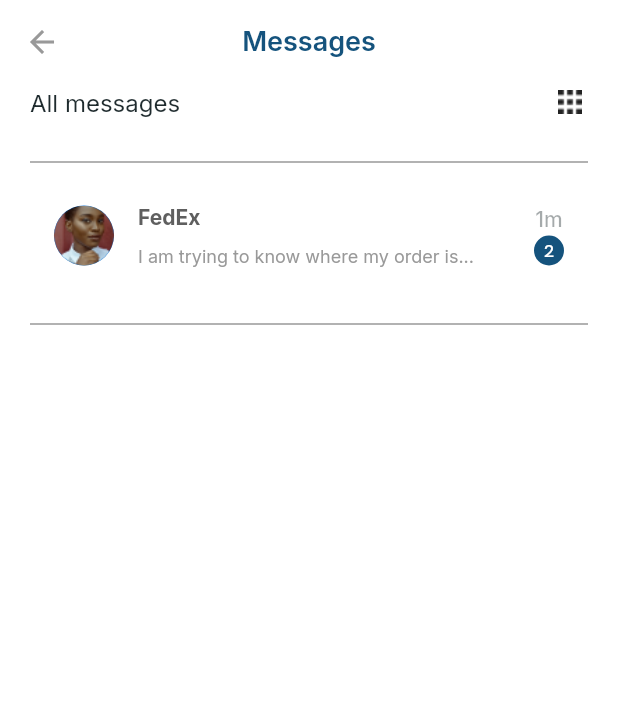
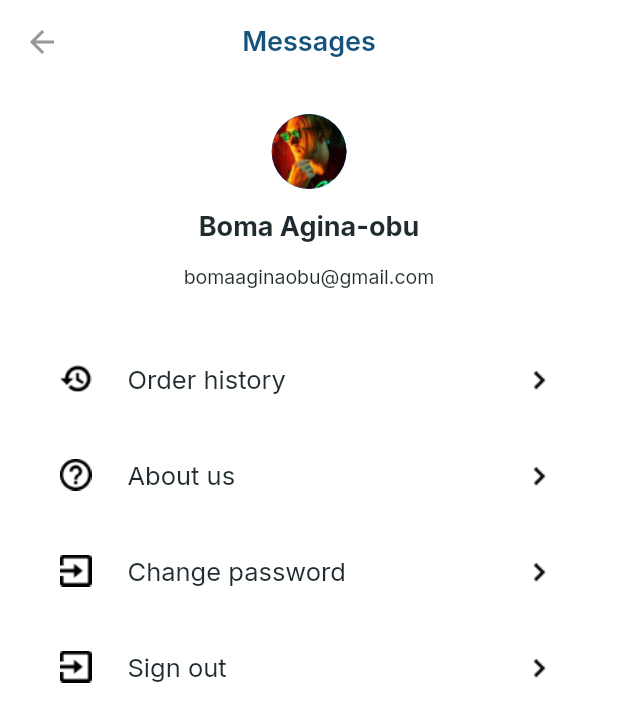
Before and after one commit to JideijeEmeka/agent_app_gig, a Flutter app: the MyAccountView screen opened directly, on a phone screen of 412 x 824 dp. Shown: the top 722 px of the screen. Run offline on Flutter 3.47's test engine with Material 2 defaults, Android fonts, the phone set to English and light mode, and no system bars; our stand-ins replace dotted_border, google_fonts, page_transition.

Commit message:
Add more features

```diff
--- /dev/null
+++ b/lib/helpers/app_bar.dart
@@ -0,0 +1,26 @@
+import 'package:agent_app/helpers/app_colors.dart';
+import 'package:flutter/material.dart';
+import 'package:google_fonts/google_fonts.dart';
+
+customAppBar(
+  BuildContext context,
+  title,
+) {
+  return AppBar(
+    automaticallyImplyLeading: false,
+    backgroundColor: AppColors.whiteColor,
+    title: Text(title),
+    titleTextStyle: GoogleFonts.inter(
+        textStyle: const TextStyle(
+            fontSize: 18,
+            color: AppColors.appBarTextColor,
+            fontWeight: FontWeight.w600,
+            fontStyle: FontStyle.normal)),
+    centerTitle: true,
+    elevation: 0,
+    leading: BackButton(
+      onPressed: () => Navigator.pop(context),
+      color: AppColors.lightGreyColor,
+    ),
+  );
+}
--- a/lib/main.dart
+++ b/lib/main.dart
@@ -1,4 +1,4 @@
-import 'package:agent_app/views/onboarding1_view.dart';
+import 'package:agent_app/views/splash/splash_screen.dart';
 import 'package:flutter/material.dart';
 
 void main() {
@@ -16,9 +16,10 @@ class MyApp extends StatelessWidget {
       title: 'Flutter Demo',
       debugShowCheckedModeBanner: false,
       theme: ThemeData(
+        scaffoldBackgroundColor: Colors.white,
         primarySwatch: Colors.blue,
       ),
-      home: const Onboarding1(),
+      home: const SplashScreen(),
     );
   }
 }
--- a/lib/views/my_account_view.dart
+++ b/lib/views/my_account_view.dart
@@ -1,4 +1,9 @@
+import 'package:agent_app/helpers/app_bar.dart';
 import 'package:agent_app/helpers/app_colors.dart';
+import 'package:agent_app/views/about.dart';
+import 'package:agent_app/views/forgot_password_view.dart';
+import 'package:agent_app/views/orders_view.dart';
+import 'package:agent_app/widgets/settings.dart';
 import 'package:flutter/material.dart';
 import 'package:google_fonts/google_fonts.dart';
 
@@ -10,121 +15,113 @@ class MyAccountView extends StatefulWidget {
 }
 
 class _MyAccountViewState extends State<MyAccountView> {
+  List<Accounts> accounts = [
+    Accounts(
+        leadingImage: "assets/icons/timer.png",
+        title: "Order history",
+        trailingImage: "assets/icons/arrowIcon.png",
+        page: const About()),
+    Accounts(
+      leadingImage: "assets/icons/about.png",
+      title: "About us",
+      trailingImage: "assets/icons/arrowIcon.png",
+      page: const About(),
+    ),
+    Accounts(
+        leadingImage: "assets/icons/signout.png",
+        title: "Change password",
+        trailingImage: "assets/icons/arrowIcon.png",
+        page: const ForgotPasswordView()),
+    Accounts(
+        leadingImage: "assets/icons/signout.png",
+        title: "Sign out",
+        trailingImage: "assets/icons/arrowIcon.png",
+        page: const About()),
+  ];
   @override
   Widget build(BuildContext context) {
     return Scaffold(
-      appBar: AppBar(
-        automaticallyImplyLeading: false,
-        leading: BackButton(
-            color: AppColors.lightGreyColor,
-            onPressed: () => Navigator.pop(context)),
-        backgroundColor: AppColors.whiteColor,
-        title: const Text("Messages"),
-        titleTextStyle: GoogleFonts.inter(
-            textStyle: const TextStyle(
-                fontSize: 18,
-                color: AppColors.appBarTextColor,
-                fontWeight: FontWeight.w600,
-                fontStyle: FontStyle.normal)),
-        centerTitle: true,
-        elevation: 0,
-      ),
-      body: Container(
-        color: AppColors.whiteColor,
+      appBar: customAppBar(context, "Messages"),
+      body: SingleChildScrollView(
         child: Container(
-          margin: const EdgeInsets.symmetric(horizontal: 20),
-          child: Column(
-            children: [
-              Row(
-                mainAxisAlignment: MainAxisAlignment.spaceBetween,
-                children: [
-                  Text(
-                    "All messages",
+            color: AppColors.whiteColor,
+            margin: const EdgeInsets.symmetric(horizontal: 20),
+            child: Column(
+              crossAxisAlignment: CrossAxisAlignment.center,
+              children: [
+                const SizedBox(
+                  height: 20,
+                ),
+                const Center(
+                  child: CircleAvatar(
+                    radius: 25,
+                    backgroundImage: AssetImage("assets/images/Ellipse5.png"),
+                  ),
+                ),
+                Padding(
+                  padding: const EdgeInsets.symmetric(vertical: 14),
+                  child: Text(
+                    "Boma Agina-obu",
                     style: GoogleFonts.inter(
                         textStyle: const TextStyle(
-                            fontSize: 16,
-                            fontWeight: FontWeight.w400,
+                            fontSize: 18,
+                            fontWeight: FontWeight.w700,
                             color: AppColors.textColor,
                             fontStyle: FontStyle.normal)),
                   ),
-                  const ImageIcon(AssetImage("assets/icons/menu.png")),
-                ],
-              ),
-              const Padding(
-                padding: EdgeInsets.only(top: 20, bottom: 10),
-                child: Divider(
-                  color: AppColors.lightGreyColor,
-                  thickness: 1,
                 ),
-              ),
-              ListTile(
-                onTap: () {},
-                visualDensity: const VisualDensity(horizontal: 0, vertical: -4),
-                minVerticalPadding: 10,
-                leading: const CircleAvatar(
-                  backgroundImage: AssetImage("assets/icons/pic.png"),
-                ),
-                title: Text(
-                  "FedEx",
+                Text(
+                  "bomaaginaobu@gmail.com",
                   style: GoogleFonts.inter(
                       textStyle: const TextStyle(
-                          fontSize: 14,
-                          fontWeight: FontWeight.w700,
-                          color: AppColors.greyColor,
+                          fontSize: 13,
+                          fontWeight: FontWeight.w400,
+                          color: AppColors.textColor,
                           fontStyle: FontStyle.normal)),
                 ),
-                subtitle: Padding(
-                  padding: const EdgeInsets.only(
-                    top: 10,
-                  ),
-                  child: Text(
-                    "I am trying to know where my order is...",
-                    style: GoogleFonts.inter(
-                        textStyle: const TextStyle(
-                            fontSize: 12,
-                            fontWeight: FontWeight.w400,
-                            color: AppColors.lightGreyColor,
-                            fontStyle: FontStyle.normal)),
-                  ),
+                const SizedBox(
+                  height: 30,
                 ),
-                trailing: Column(
-                  mainAxisAlignment: MainAxisAlignment.spaceBetween,
-                  children: [
-                    Text(
-                      "1m",
-                      style: GoogleFonts.inter(
-                          textStyle: TextStyle(
-                              fontSize: 14,
-                              fontWeight: FontWeight.w500,
-                              color: AppColors.textColor.withOpacity(0.4),
-                              fontStyle: FontStyle.normal)),
-                    ),
-                    CircleAvatar(
-                      backgroundColor: AppColors.appBarTextColor,
-                      radius: 10,
-                      child: Text(
-                        "2",
-                        style: GoogleFonts.dmSans(
-                            textStyle: const TextStyle(
-                                fontSize: 12,
-                                fontWeight: FontWeight.w500,
-                                color: AppColors.whiteColor,
-                                fontStyle: FontStyle.normal)),
-                      ),
-                    )
-                  ],
+                SizedBox(
+                  height: 300,
+                  child: ListView.builder(
+                      scrollDirection: Axis.vertical,
+                      shrinkWrap: true,
+                      itemCount: accounts.length,
+                      itemBuilder: (context, index) {
+                        return Card(
+                          elevation: 0,
+                          child: ListTile(
+                            onTap: () => Navigator.push(
+                                context,
+                                MaterialPageRoute(
+                                    builder: (context) =>
+                                        accounts[index].page)),
+                            horizontalTitleGap: 5,
+                            title: Text(
+                              accounts[index].title,
+                              style: GoogleFonts.inter(
+                                  textStyle: const TextStyle(
+                                      fontSize: 17,
+                                      fontWeight: FontWeight.w400,
+                                      color: AppColors.textColor,
+                                      fontStyle: FontStyle.normal)),
+                            ),
+                            leading: ImageIcon(
+                              AssetImage(accounts[index].leadingImage),
+                              color: AppColors.blackColor,
+                              size: 21,
+                            ),
+                            trailing: ImageIcon(
+                              AssetImage(accounts[index].trailingImage),
+                              color: AppColors.blackColor,
+                            ),
+                          ),
+                        );
+                      }),
                 ),
-              ),
-              const Padding(
-                padding: EdgeInsets.only(top: 20, bottom: 10),
-                child: Divider(
-                  color: AppColors.lightGreyColor,
-                  thickness: 1,
-                ),
-              ),
-            ],
-          ),
-        ),
+              ],
+            )),
       ),
     );
   }
```
Also changed, not shown: lib/views/identity_view.dart (+15 -2 lines), lib/views/register_step1_view.dart (+3 -26 lines), lib/views/sign_in.dart (+9 -5 lines).
